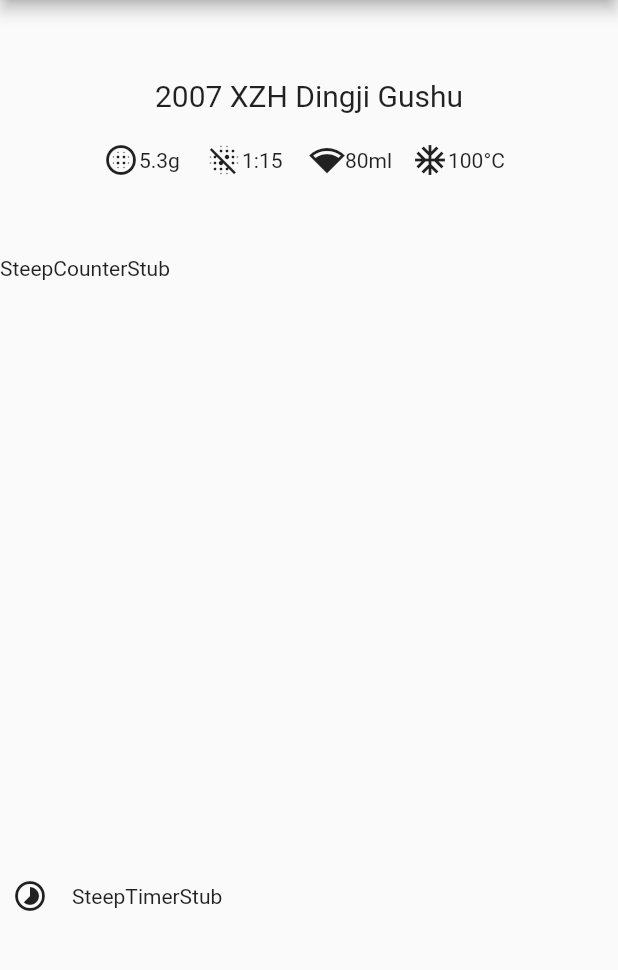
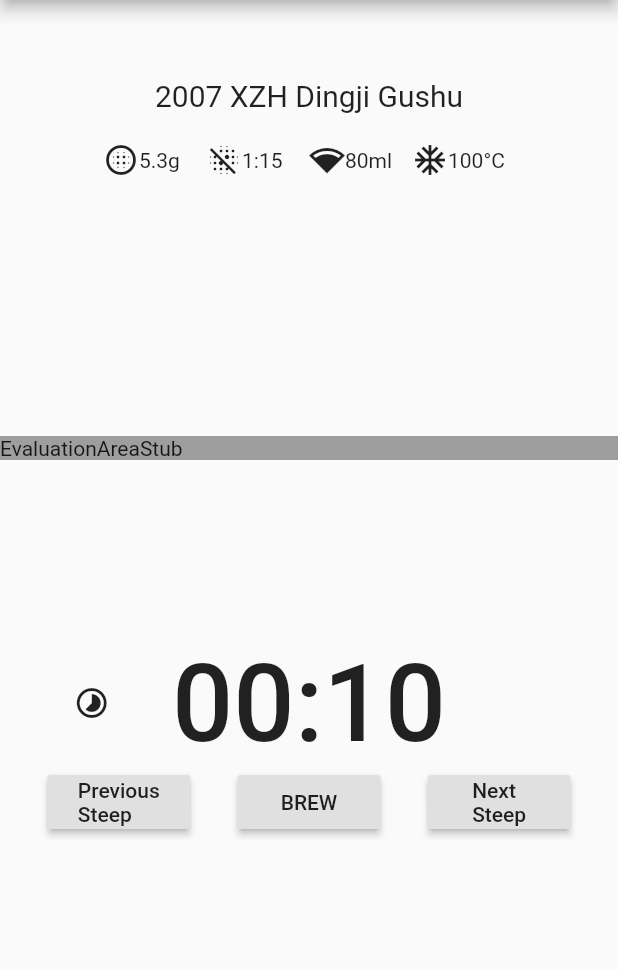
Before and after one commit to AJExtravaganza/firstapp, a Flutter app: the screen it shows after launch, on a phone screen of 412 x 824 dp, the part 84-1054 px from its top. Run offline on Flutter 3.47's test engine with Material 2 defaults, Android fonts, the phone set to English and light mode, and no system bars; our stand-ins replace charts_flutter; Roboto replaces fonts that are missing (RobotoMono).

Commit message:
Refactored all steep controls/timer functionality into steep_timer.dart

```diff
--- a/lib/main.dart
+++ b/lib/main.dart
@@ -2,6 +2,8 @@
 // Use of this source code is governed by a BSD-style license that can be
 // found in the LICENSE file.
 
+import 'package:firstapp/teasessions/popup_content.dart';
+import 'package:firstapp/teasessions/popup_layout.dart';
 import 'package:firstapp/teasessions/teasessions.dart' as teasessions;
 import 'package:firstapp/climate.dart' as climate;
 import 'package:firstapp/teasessions/teasessions.dart';
--- a/lib/teasessions/steep_counter.dart
+++ b/lib/teasessions/steep_counter.dart
@@ -1,10 +1,4 @@
 import 'package:flutter/material.dart';
 import 'package:flutter/widgets.dart';
 
-class SteepCounter extends StatelessWidget {
-  @override
-  Widget build(BuildContext context) {
-    // TODO: implement build
-    return Text('SteepCounterStub');
-  }
-}
+//currently defined in teasessions.dart
--- a/lib/teasessions/steep_timer.dart
+++ b/lib/teasessions/steep_timer.dart
@@ -1,5 +1,6 @@
+import 'dart:math';
+
 import 'package:flutter/material.dart';
-import 'package:flutter/widgets.dart';
 
 class SteepTimer extends StatefulWidget {
   @override
@@ -8,6 +9,7 @@ class SteepTimer extends StatefulWidget {
 
 class _SteepTimer extends State<SteepTimer> {
   Duration timerDuration;
+  int _currentSteep = 0;
 
   @override
   void initState() {
@@ -17,64 +19,29 @@ class _SteepTimer extends State<SteepTimer> {
 
   @override
   Widget build(BuildContext context) {
-    return Row(
-      children: <Widget>[
-        TimerIconButton(),
-        Text('SteepTimerStub')
-//        TimerDisplay()
-      ],
+    return Column(
+      children: <Widget>[TimerDisplay(), SteepTimerControls()],
     );
   }
 
-//  showPopup(BuildContext context, Widget widget, String title,
-//      {BuildContext popupContext}) {
-//    Navigator.push(
-//      context,
-//      PopupLayout(
-//        top: 30,
-//        left: 30,
-//        right: 30,
-//        bottom: 50,
-//        child: PopupContent(
-//          content: Scaffold(
-//            appBar: AppBar(
-//              title: Text(title),
-//              leading: new Builder(builder: (context) {
-//                return IconButton(
-//                  icon: Icon(Icons.arrow_back),
-//                  onPressed: () {
-//                    try {
-//                      Navigator.pop(context); //close the popup
-//                    } catch (e) {}
-//                  },
-//                );
-//              }),
-//              brightness: Brightness.light,
-//            ),
-//            resizeToAvoidBottomPadding: false,
-//            body: widget,
-//          ),
-//        ),
-//      ),
-//    );
-//  }
+  int getCurrentSteep() => _currentSteep;
 
-  showPopup(BuildContext context) {
-    Navigator.of(context).push(MaterialPageRoute<void>(
-      builder: (BuildContext context) {
-        return Scaffold(
-          appBar: AppBar(title: Text('My Page')),
-          body: Center(
-            child: FlatButton(
-              child: Text('POP'),
-              onPressed: () {
-                Navigator.of(context).pop();
-              },
-            ),
-          ),
-        );
-      },
-    ));
+  decrementSteep() {
+    int newCurrentSteep = max(1, _currentSteep - 1);
+    setState(() {
+      _currentSteep = newCurrentSteep;
+    });
+  }
+
+  incrementSteep() {
+    int newCurrentSteep = max(1, _currentSteep - 1);
+    setState(() {
+      _currentSteep = newCurrentSteep;
+    });
+  }
+
+  startBrewTimer() {
+    // todo: Implement
   }
 }
 
@@ -83,10 +50,32 @@ class TimerDisplay extends StatelessWidget {
   Widget build(BuildContext context) {
     _SteepTimer parentTimerState =
         context.findAncestorStateOfType<_SteepTimer>();
-    String currentValueStr = parentTimerState.timerDuration.toString();
-    return FlatButton(
-      child: Text(currentValueStr),
-      onPressed: parentTimerState.showPopup(context),
+    String currentValueStr =
+        parentTimerState.timerDuration.toString().split('.').first.substring(2);
+    return Row(
+      children: <Widget>[
+        Expanded(
+          flex: 1,
+          child: Container(),
+        ),
+        Expanded(
+          flex: 1,
+          child: TimerIconButton(),
+        ),
+        Expanded(
+            flex: 6,
+            child: FlatButton(
+              child: Text(
+                currentValueStr,
+                style: TextStyle(fontSize: 72, fontFamily: 'RobotoMono'),
+              ),
+              onPressed: () {},
+            )),
+        Expanded(
+          flex: 2,
+          child: Container(),
+        ),
+      ],
     );
   }
 }
@@ -95,22 +84,80 @@ class TimerIconButton extends StatelessWidget {
   @override
   Widget build(BuildContext context) {
     return IconButton(
-      onPressed: () {
-        launchTestModal(context);
-      },
+      onPressed: () {},
       alignment: Alignment.centerLeft,
       icon: Icon(Icons.timelapse),
     );
   }
 }
 
-launchTestModal(BuildContext context) {
-  Navigator.push(
-      context,
-      MaterialPageRoute<Null>(
-        builder: (BuildContext context) {
-          return Text('something');
-        },
-        fullscreenDialog: true,
-      ));
+class SteepTimerControls extends StatelessWidget {
+  @override
+  Widget build(BuildContext context) {
+    return Row(
+      children: <Widget>[
+        Expanded(
+          flex: 1,
+          child: Container(),
+        ),
+        Expanded(
+          flex: 3,
+          child: PreviousSteepButton(),
+        ),
+        Expanded(
+          flex: 1,
+          child: Container(),
+        ),
+        Expanded(
+          flex: 3,
+          child: BrewButton(),
+        ),
+        Expanded(
+          flex: 1,
+          child: Container(),
+        ),
+        Expanded(
+          flex: 3,
+          child: NextSteepButton(),
+        ),
+        Expanded(
+          flex: 1,
+          child: Container(),
+        ),
+      ],
+    );
+  }
 }
+
+class PreviousSteepButton extends StatelessWidget {
+  @override
+  Widget build(BuildContext context) {
+    _SteepTimer sessionState = context.findAncestorStateOfType<_SteepTimer>();
+    return RaisedButton(
+      onPressed: sessionState.decrementSteep,
+      child: Text('Previous\nSteep'),
+    );
+  }
+}
+
+class BrewButton extends StatelessWidget {
+  @override
+  Widget build(BuildContext context) {
+    _SteepTimer sessionState = context.findAncestorStateOfType<_SteepTimer>();
+    return RaisedButton(
+      onPressed: sessionState.startBrewTimer,
+      child: Text('BREW'),
+    );
+  }
+}
+
+class NextSteepButton extends StatelessWidget {
+  @override
+  Widget build(BuildContext context) {
+    _SteepTimer sessionState = context.findAncestorStateOfType<_SteepTimer>();
+    return RaisedButton(
+      onPressed: sessionState.incrementSteep,
+      child: Text('Next\nSteep'),
+    );
+  }
+}
--- a/lib/teasessions/teasessions.dart
+++ b/lib/teasessions/teasessions.dart
@@ -1,6 +1,4 @@
 import 'package:firstapp/models.dart';
-import 'package:firstapp/teasessions/brew_profile_info.dart';
-import 'package:firstapp/teasessions/steep_counter.dart';
 import 'package:firstapp/teasessions/steep_timer.dart';
 import 'package:flutter/material.dart';
 import 'package:flutter/widgets.dart';
@@ -11,7 +9,6 @@ class SessionsView extends StatefulWidget {
 }
 
 class _SessionsView extends State<SessionsView> {
-  int currentSteep = 0;
   Tea selectedTea = getSampleTeaList()[0];
   BrewingVessel selectedBrewingVessel = getSampleVesselList()[0];
   List<BrewProfile> brewProfiles = getSampleBrewProfileList();
@@ -37,7 +34,14 @@ class _SessionsView extends State<SessionsView> {
           ),
           Expanded(
             flex: 3,
-            child: SteepCounter(),
+            child: Row(
+              children: <Widget>[
+                Expanded(
+                  child: Container(
+                      color: Colors.grey, child: Text('EvaluationAreaStub')),
+                )
+              ],
+            ),
           ),
           Expanded(
             flex: 4,
@@ -59,10 +63,16 @@ class BrewProfileInfo extends StatelessWidget {
     } else {
       return Column(
         children: <Widget>[
-          Expanded(flex: 3, child: Container(),),
+          Expanded(
+            flex: 3,
+            child: Container(),
+          ),
           Expanded(flex: 3, child: TeaNameRow()),
           Expanded(flex: 3, child: BrewingParametersRow()),
-          Expanded(flex: 3, child: Container(),),
+          Expanded(
+            flex: 3,
+            child: Container(),
+          ),
         ],
       );
     }
@@ -104,7 +114,6 @@ class BrewingParametersRow extends StatelessWidget {
   Widget build(BuildContext context) {
     _SessionsView sessionState =
         context.findAncestorStateOfType<_SessionsView>();
-    int currentSteep = sessionState.currentSteep;
     BrewingVessel brewingVessel = sessionState.selectedBrewingVessel;
     BrewProfile brewProfile = context
         .findAncestorStateOfType<_SessionsView>()
```
Also changed, not shown: lib/teasessions/popup.dart (added, +37 -0 lines).
